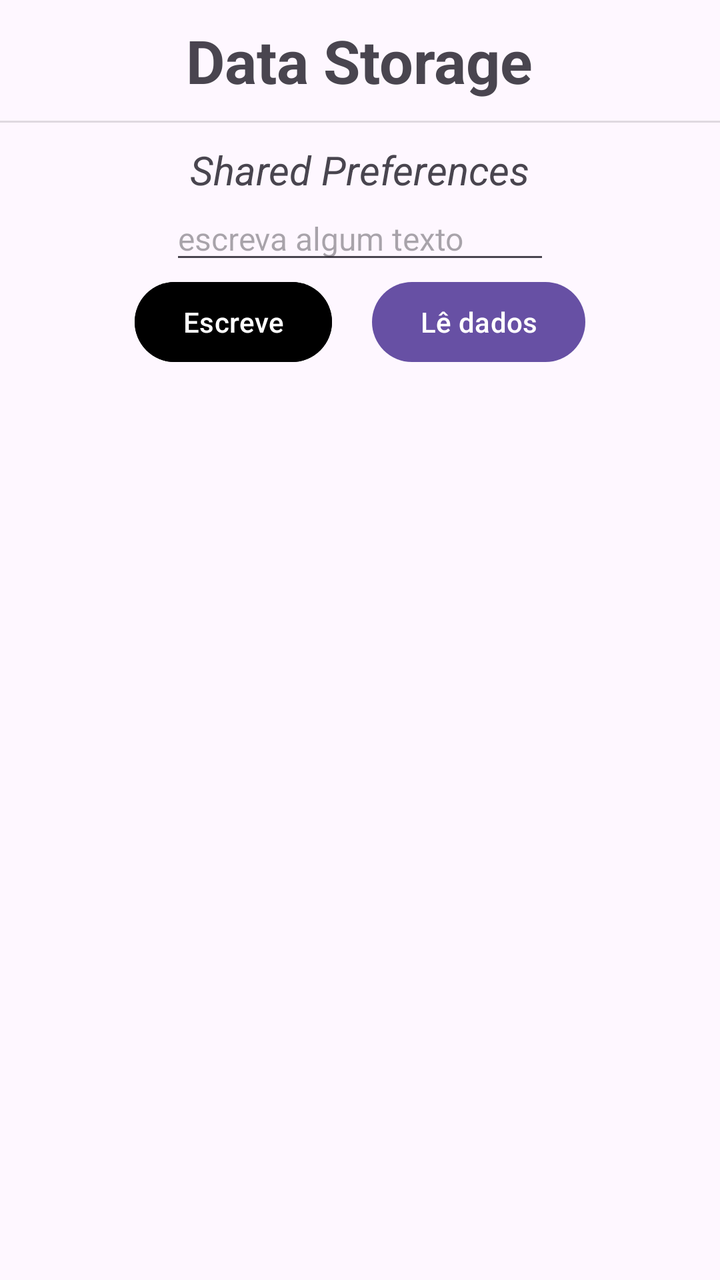
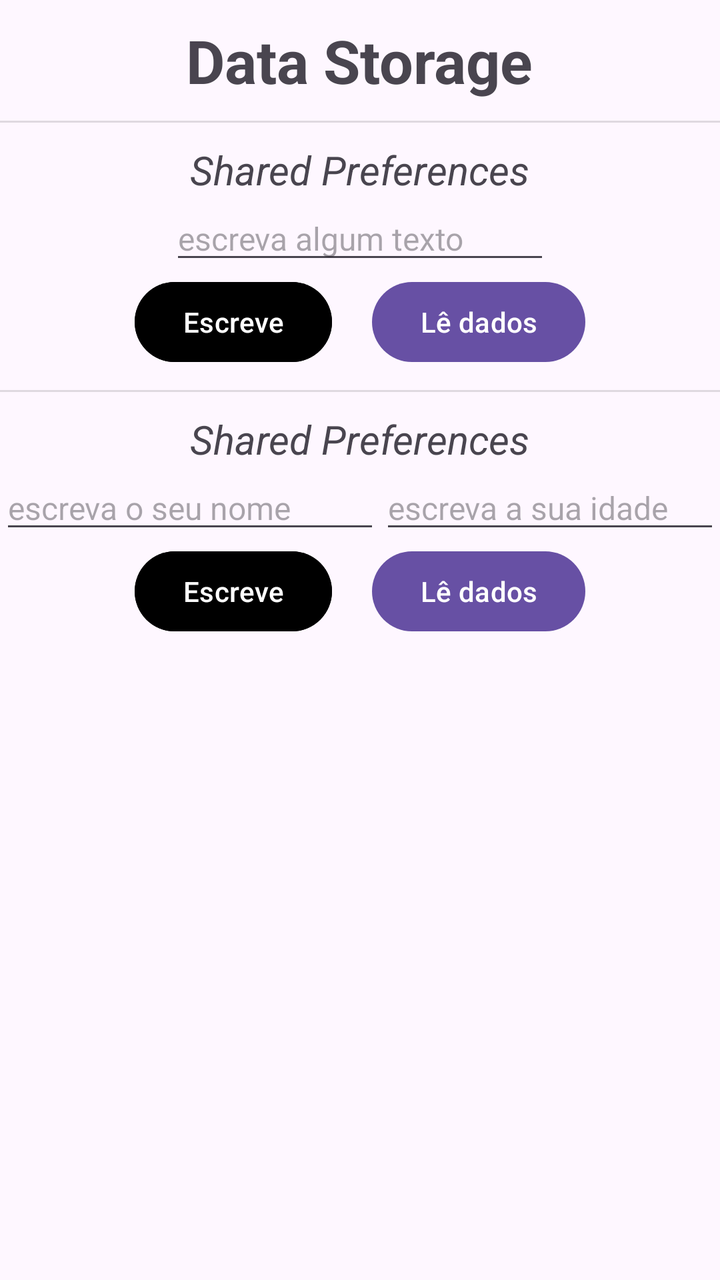

Compare the two renders of this Android layout. The source of the first and the diff that turns it into the second are given below.
<!-- AndroidManifest.xml: application theme Theme.DataStorage -->
<!-- res/layout/activity_main.xml -->
<?xml version="1.0" encoding="utf-8"?>
<LinearLayout xmlns:android="http://schemas.android.com/apk/res/android"
    xmlns:tools="http://schemas.android.com/tools"
    android:id="@+id/main"
    android:layout_width="match_parent"
    android:layout_height="match_parent"
    android:orientation="vertical"
    tools:context=".MainActivity">

    <TextView
        style="@style/titulo_seccao"
        android:text="@string/app_name"
        android:textSize="30sp"
        android:textStyle="bold" />

    
    <LinearLayout style="@style/contentor_geral">

        <View style="@style/linha_separacao" />

        <TextView
            style="@style/titulo_seccao"
            android:text="@string/shared_preferences" />

        <EditText
            android:id="@+id/editText1"
            style="@style/editText"
            android:hint="@string/sharedPrefencesEditText"
            android:inputType="text"
            android:text="" />

        <LinearLayout style="@style/contentor_horizontal">

            <Button
                android:id="@+id/btWrite1"
                style="@style/buttonWrite"
                android:text="@string/btWrite" />

            <Button
                android:id="@+id/btRead1"
                style="@style/buttonRead"
                android:text="@string/btRead" />
        </LinearLayout>
    </LinearLayout>


</LinearLayout>
<!-- resources referenced by this layout -->
<resources>
  <string name="app_name">Data Storage</string>
  <string name="btRead">Lê dados</string>
  <string name="btWrite">Escreve</string>
  <string name="sharedPrefencesEditText">escreva algum texto</string>
  <string name="shared_preferences">Shared Preferences</string>
  <style name="buttonRead">
          <item name="android:layout_width">wrap_content</item>
          <item name="android:layout_height">wrap_content</item>
          <item name="android:layout_marginStart">10dp</item>
      </style>
  <style name="buttonWrite">
          <item name="android:layout_width">wrap_content</item>
          <item name="android:layout_height">wrap_content</item>
          <item name="android:backgroundTint">@color/black</item>
          <item name="android:layout_marginEnd">10dp</item>
      </style>
  <style name="contentor_geral">
          <item name="android:layout_width">match_parent</item>
          <item name="android:layout_height">wrap_content</item>
          <item name="android:orientation">vertical</item>
      </style>
  <style name="contentor_horizontal">
          <item name="android:layout_width">wrap_content</item>
          <item name="android:layout_height">wrap_content</item>
          <item name="android:layout_gravity">center</item>
          <item name="android:orientation">horizontal</item>
      </style>
  <style name="editText">
          <item name="android:layout_width">wrap_content</item>
          <item name="android:layout_height">wrap_content</item>
          <item name="android:layout_gravity">center</item>
          <item name="android:ems">10</item>
          <item name="android:textSize">16sp</item>
      </style>
  <style name="linha_separacao">
          <item name="android:layout_width">match_parent</item>
          <item name="android:layout_height">1dp</item>
          <item name="android:layout_marginTop">10dp</item>
          <item name="android:background">?android:attr/listDivider</item>
      </style>
  <style name="titulo_seccao">
          <item name="android:layout_width">wrap_content</item>
          <item name="android:layout_height">wrap_content</item>
          <item name="android:layout_gravity">center</item>
          <item name="android:textStyle">italic</item>
          <item name="android:textSize">20sp</item>
          <item name="android:layout_marginTop">10dp</item>
      </style>
  <style name="Theme.DataStorage" parent="Base.Theme.DataStorage" />
  <color name="black">#FF000000</color>
  <style name="Base.Theme.DataStorage" parent="Theme.Material3.DayNight.NoActionBar">
          
          
      </style>
</resources>

<!-- the commit's change to res/layout/activity_main.xml (unified diff, before → after) -->
@@ -44,4 +44,42 @@
     </LinearLayout>
 
 
+    
+    <LinearLayout style="@style/contentor_geral">
+
+        <View style="@style/linha_separacao" />
+
+        <TextView
+            style="@style/titulo_seccao"
+            android:text="@string/shared_preferences" />
+
+        <LinearLayout style="@style/contentor_horizontal">
+            <EditText
+                android:id="@+id/editText2a"
+                style="@style/editText"
+                android:hint="@string/escreveNome"
+                android:inputType="text"
+                android:text="" />
+            <EditText
+                android:id="@+id/editText2b"
+                style="@style/editText"
+                android:hint="@string/escreveIdade"
+                android:inputType="number"
+                android:text="" />
+        </LinearLayout>
+
+        <LinearLayout style="@style/contentor_horizontal">
+
+            <Button
+                android:id="@+id/btWrite2"
+                style="@style/buttonWrite"
+                android:text="@string/btWrite" />
+
+            <Button
+                android:id="@+id/btRead2"
+                style="@style/buttonRead"
+                android:text="@string/btRead" />
+        </LinearLayout>
+    </LinearLayout>
+
 </LinearLayout>
<!-- resource entries referenced after the edit -->
@@ -3,6 +3,8 @@
   <string name="app_name">Data Storage</string>
   <string name="btRead">Lê dados</string>
   <string name="btWrite">Escreve</string>
+  <string name="escreveIdade">escreva a sua idade</string>
+  <string name="escreveNome">escreva o seu nome</string>
   <string name="sharedPrefencesEditText">escreva algum texto</string>
   <string name="shared_preferences">Shared Preferences</string>
   <style name="buttonRead">
